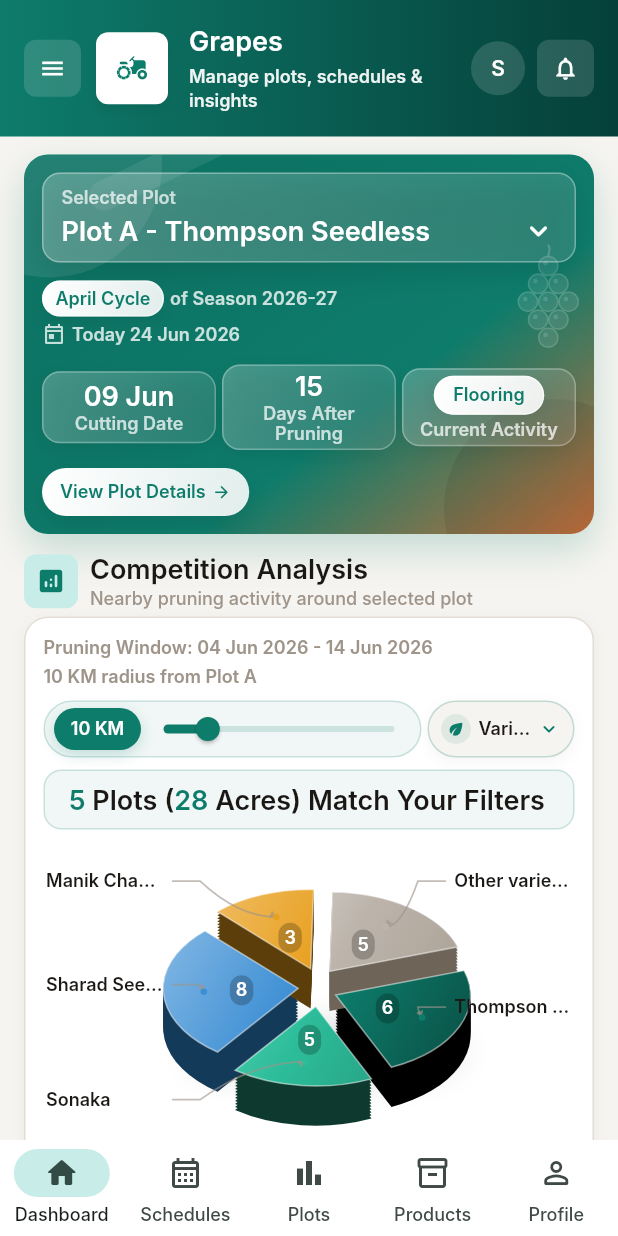
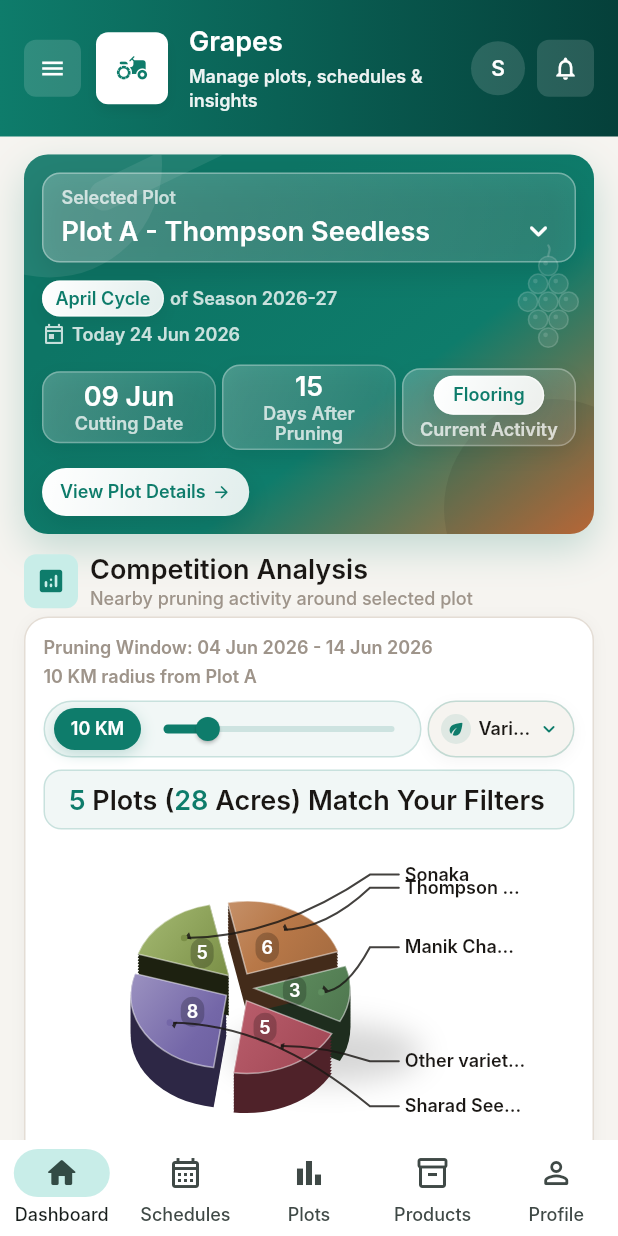
Before and after one commit to grapescalender/GrapesCalenderFlutter, a Flutter app: the screen it shows after launch, after a tap on "Sign In", after a tap on the "menu" icon, on a phone screen of 412 x 824 dp. Run offline on Flutter 3.47's test engine with Material 3 defaults, Android fonts, the phone set to English and light mode, and no system bars; our stand-ins replace connectivity_plus, dartz, dio, flutter_riverpod, flutter_secure_storage, freezed_annotation and 5 more; accounts and stored records are empty; Roboto replaces fonts that are missing (Inter); project files that could hold a hidden picture were left out.

Commit message:
shape updated

```diff
--- a/lib/features/home/presentation/widgets/competition_section.dart
+++ b/lib/features/home/presentation/widgets/competition_section.dart
@@ -67,20 +67,39 @@ class _CompetitionSectionState extends ConsumerState<CompetitionSection> {
       totals[plot.variety] = current.add(plot);
     }
 
-    return totals.entries
+    final entries = totals.entries.toList()
+      ..sort((a, b) => a.key.compareTo(b.key));
+    final colors = _shuffledCompetitionColors(entries);
+
+    return entries
+        .asMap()
+        .entries
         .map(
-          (entry) => _Seg(
-            entry.key,
-            entry.value.totalAcres,
-            entry.value.totalPlots,
-            entry.value.localPlots,
-            entry.value.localAcres,
-            entry.value.exportPlots,
-            entry.value.exportAcres,
-            _varietyColor(entry.key),
+          (indexedEntry) => _Seg(
+            indexedEntry.value.key,
+            indexedEntry.value.value.totalAcres,
+            indexedEntry.value.value.totalPlots,
+            indexedEntry.value.value.localPlots,
+            indexedEntry.value.value.localAcres,
+            indexedEntry.value.value.exportPlots,
+            indexedEntry.value.value.exportAcres,
+            colors[indexedEntry.key % colors.length],
           ),
         )
         .toList();
+  }
+
+  List<Color> _shuffledCompetitionColors(
+    List<MapEntry<String, _VarietyCount>> entries,
+  ) {
+    final seedSource = entries
+        .map((entry) => '${entry.key}:${entry.value.totalPlots}')
+        .join('|');
+    final seed = seedSource.codeUnits.fold<int>(
+      17,
+      (current, codeUnit) => current * 37 + codeUnit,
+    );
+    return [..._competitionPieColors]..shuffle(math.Random(seed));
   }
 
   @override
@@ -224,22 +243,20 @@ class _CompetitionSectionState extends ConsumerState<CompetitionSection> {
   }
 
   double _degreesToRadians(double degrees) => degrees * math.pi / 180;
-
-  Color _varietyColor(String variety) {
-    switch (variety) {
-      case 'Thompson Seedless':
-        return AppColors.chartGreen;
-      case 'Sonaka':
-        return AppColors.chartMint;
-      case 'Sharad Seedless':
-        return AppColors.chartBlue;
-      case 'Manik Chaman':
-        return AppColors.chartAmber;
-      default:
-        return AppColors.chartGray;
-    }
-  }
-}
+}
+
+const List<Color> _competitionPieColors = [
+  Color(0xFF2F8F83), // Deep Teal
+  Color(0xFFD6A23A), // Muted Gold
+  Color(0xFF7A8F46), // Olive
+  Color(0xFFB85C6A), // Soft Berry
+  Color(0xFF7467A8), // Dusty Violet
+  Color(0xFF5F8F5F), // Sage Green
+  Color(0xFFB87848), // Terracotta
+  Color(0xFF596987), // Steel Slate
+  Color(0xFFA65F8E), // Mauve
+  Color(0xFF7C7468), // Warm Stone
+];
 
 final List<_CompetitionPlot> _competitionPlots = [
   _CompetitionPlot(
@@ -834,10 +851,10 @@ class _DonutVisualState extends State<_DonutVisual> {
         widget.segments.fold<double>(0, (sum, segment) => sum + segment.value);
     if (total <= 0) return null;
 
-    final center = Offset(size.width * 0.52, size.height * 0.44);
-    final radiusX = size.width * 0.31;
-    final radiusY = size.height * 0.24;
-    final explode = size.width * 0.045;
+    final center = Offset(size.width * 0.34, size.height * 0.44);
+    final radiusX = size.width * 0.22;
+    final radiusY = size.height * 0.22;
+    final explode = size.width * 0.035;
     var startAngle = -math.pi * 0.10;
 
     for (final segment in widget.segments) {
@@ -1012,11 +1029,11 @@ class _ExplodedPiePainter extends CustomPainter {
         segments.fold<double>(0, (sum, segment) => sum + segment.value);
     if (total <= 0) return;
 
-    final center = Offset(size.width * 0.52, size.height * 0.44);
-    final radiusX = size.width * 0.31;
-    final radiusY = size.height * 0.24;
+    final center = Offset(size.width * 0.34, size.height * 0.44);
+    final radiusX = size.width * 0.22;
+    final radiusY = size.height * 0.22;
     final depth = size.height * 0.12;
-    final explode = size.width * 0.045;
+    final explode = size.width * 0.035;
     var startAngle = -math.pi * 0.10;
 
     final shadowPaint = Paint()
@@ -1025,7 +1042,7 @@ class _ExplodedPiePainter extends CustomPainter {
     canvas.drawOval(
       Rect.fromCenter(
         center: Offset(size.width * 0.54, size.height * 0.64),
-        width: size.width * 0.62,
+        width: size.width * 0.44,
         height: size.height * 0.18,
       ),
       shadowPaint,
@@ -1136,13 +1153,7 @@ class _ExplodedPiePainter extends CustomPainter {
     Size size,
     List<_PieCallout> callouts,
   ) {
-    final left = callouts.where((callout) => !callout.isRight).toList();
-    final right = callouts.where((callout) => callout.isRight).toList();
-
-    return [
-      ..._layoutCalloutSide(size, left),
-      ..._layoutCalloutSide(size, right),
-    ];
+    return _layoutCalloutSide(size, callouts);
   }
 
   List<_LaidOutPieCallout> _layoutCalloutSide(
@@ -1184,7 +1195,7 @@ class _ExplodedPiePainter extends CustomPainter {
         _LaidOutPieCallout(
           callout: sorted[i],
           labelAnchor: Offset(
-            sorted[i].isRight ? size.width * 0.82 : size.width * 0.18,
+            size.width * 0.72,
             positions[i].clamp(minY, maxY),
           ),
         ),
@@ -1207,22 +1218,22 @@ class _ExplodedPiePainter extends CustomPainter {
     final segment = callout.segment;
     final anchor = callout.anchor;
     final labelAnchor = laidOut.labelAnchor;
-    final isRight = callout.isRight;
+    final labelWidth = (size.width * 0.28).clamp(64.0, 88.0);
+    final textX = labelAnchor.dx;
+    final textEdgeX = textX - AppSpacing.xs;
     final elbow = Offset(
-      isRight
-          ? labelAnchor.dx - size.width * 0.07
-          : labelAnchor.dx + size.width * 0.07,
+      size.width * 0.64,
       labelAnchor.dy,
     );
 
     final linePaint = Paint()
-      ..color = AppColors.onSurfaceVariant.withValues(alpha: 0.62)
-      ..strokeWidth = 1.2
+      ..color = AppColors.onBackground.withValues(alpha: 0.82)
+      ..strokeWidth = 1.35
       ..style = PaintingStyle.stroke
       ..strokeCap = StrokeCap.round;
 
     final lineEnd = Offset(
-      isRight ? labelAnchor.dx - 2 : labelAnchor.dx + 2,
+      textEdgeX,
       labelAnchor.dy,
     );
     final linePath = Path()
@@ -1237,7 +1248,6 @@ class _ExplodedPiePainter extends CustomPainter {
     canvas.drawPath(linePath, linePaint);
     _paintArrowHead(canvas, anchor, elbow, linePaint.color);
 
-    final availableWidth = (size.width * 0.27).clamp(58.0, 82.0);
     final titlePainter = TextPainter(
       text: TextSpan(
         text: _shortVarietyName(segment.label),
@@ -1246,10 +1256,8 @@ class _ExplodedPiePainter extends CustomPainter {
       textDirection: ui.TextDirection.ltr,
       maxLines: 1,
       ellipsis: '...',
-    )..layout(maxWidth: availableWidth);
-
-    final textX =
-        isRight ? labelAnchor.dx + 4 : labelAnchor.dx - availableWidth - 4;
+    )..layout(maxWidth: labelWidth);
+
     final titleOffset = Offset(
       textX,
       labelAnchor.dy - titlePainter.height / 2,
```
